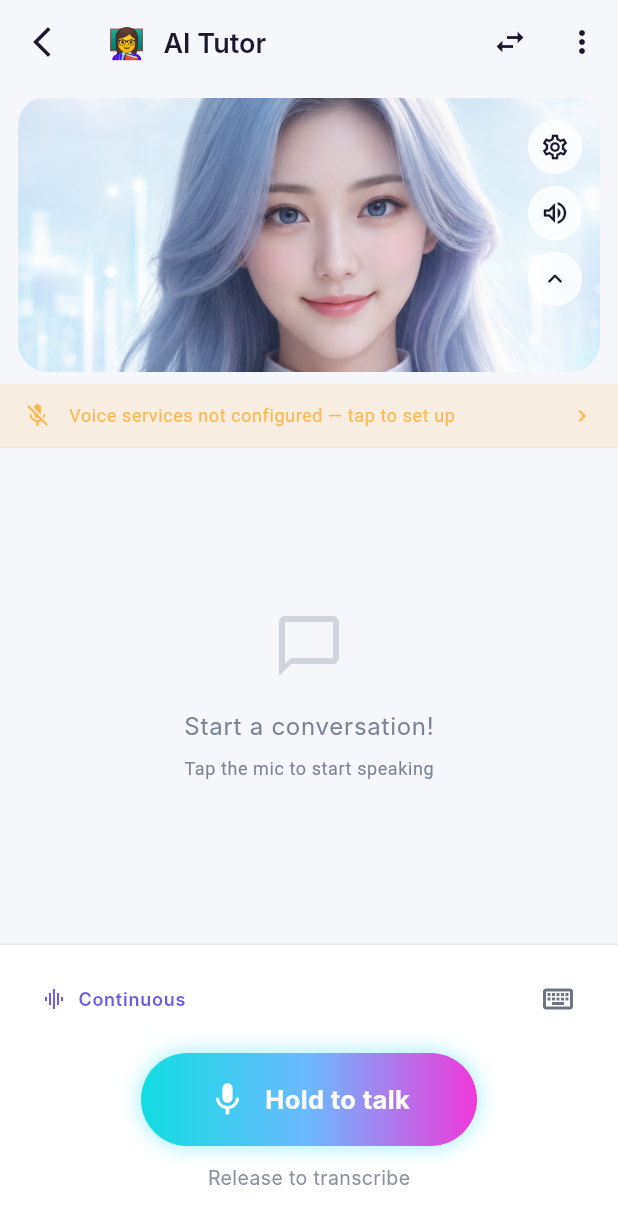
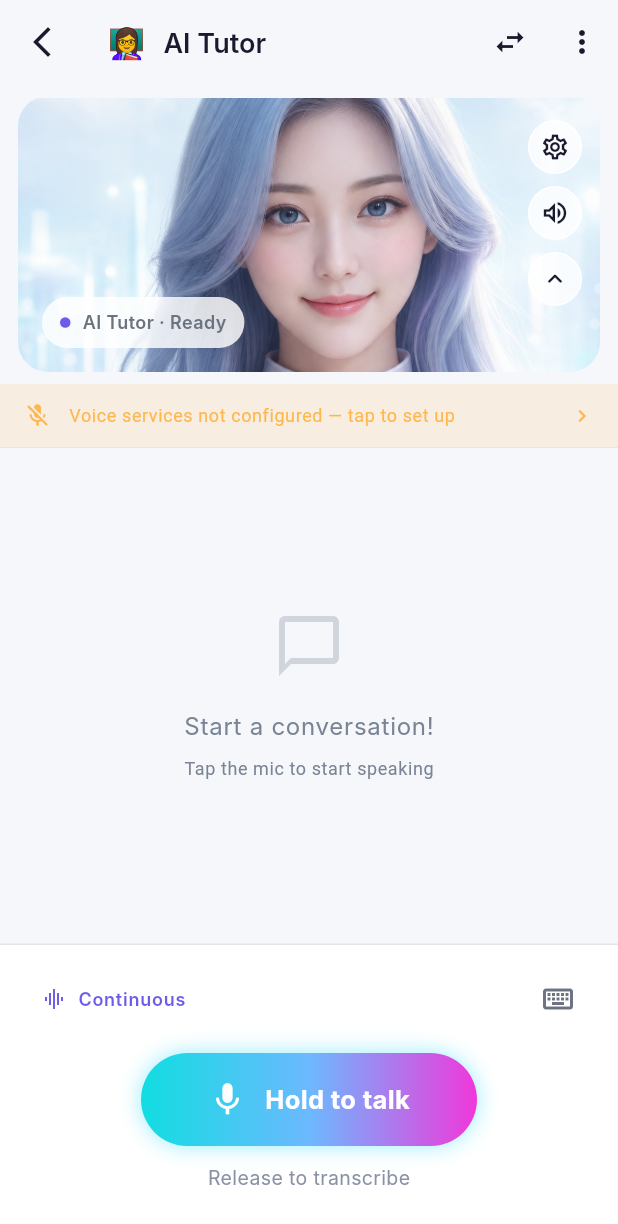
Before and after one commit to zoomc/ai-talk-teacher, a Flutter app: the ChatScreen screen opened directly with empty values, after a tap on "Continuous", on a phone screen of 412 x 824 dp. Shown: the top 1224 px of the screen. Run offline on Flutter 3.47's test engine with Material 3 defaults, Android fonts, the phone set to English and light mode, and no system bars; our stand-ins replace flutter_animate, flutter_riverpod, flutter_secure_storage, go_router, just_audio, shared_preferences and 4 more; missing offline and left inert: dart:html, dart:js_interop, dart:ui_web, record; accounts and stored records are empty; Roboto replaces fonts that are missing (Inter).

Commit message:
feat: unify 2d tutor experience

```diff
--- a/lib/core/services/version_service.dart
+++ b/lib/core/services/version_service.dart
@@ -12,7 +12,7 @@ import 'version_bridge_stub.dart'
     if (dart.library.js_interop) 'version_bridge_web.dart'
     as bridge;
 
-/// Bundled app version (from pubspec.yaml `version: 1.0.4+5`).
+/// Bundled app version (from pubspec.yaml `version: 1.0.5+6`).
 ///
 /// We expose it here as a constant rather than pulling in
 /// `package_info_plus` to keep the dependency surface small. The
@@ -21,7 +21,7 @@ import 'version_bridge_stub.dart'
 /// the client + server always agree).
 const String kAppVersion = String.fromEnvironment(
   'APP_VERSION',
-  defaultValue: '1.0.4+5',
+  defaultValue: '1.0.5+6',
 );
 
 /// State exposed by [VersionService].
--- a/lib/features/chat/presentation/screens/chat_screen.dart
+++ b/lib/features/chat/presentation/screens/chat_screen.dart
@@ -12,7 +12,6 @@ import '../../../../core/services/connectivity_check.dart';
 import '../../../../core/i18n/app_localizations.dart';
 import '../../../../shared/widgets/glass_widgets.dart';
 import '../../../../shared/widgets/virtual_character.dart';
-import '../../../../shared/widgets/virtual_character_3d.dart';
 import '../../../../shared/providers.dart';
 import '../../data/llm_service.dart';
 import '../../data/stt_service.dart';
@@ -269,7 +268,6 @@ class _ChatScreenState extends ConsumerState<ChatScreen> {
                       tutorName: _tutorName,
                       tutorAvatar: _tutorAvatar,
                       speakingText: _speakingText,
-                      audioLevelStream: _ttsPlaybackService.amplitudeStream,
                       panelWidth: Responsive.sidePanelWidth(context),
                     ),
                     const VerticalDivider(
@@ -289,7 +287,6 @@ class _ChatScreenState extends ConsumerState<ChatScreen> {
                       tutorName: _tutorName,
                       tutorAvatar: _tutorAvatar,
                       speakingText: _speakingText,
-                      audioLevelStream: _ttsPlaybackService.amplitudeStream,
                       panelHeight: Responsive.characterPanelHeight(context),
                       compact: true,
                     ),
@@ -1570,7 +1567,7 @@ class _ChatInputBar extends ConsumerStatefulWidget {
   final bool isLoading;
   final bool continuousMode;
   final VoidCallback onSend;
-  final VoidCallback onRecordToggle;
+  final Future<void> Function() onRecordToggle;
   final ValueChanged<bool> onToggleContinuous;
 
   const _ChatInputBar({
@@ -1591,6 +1588,7 @@ class _ChatInputBar extends ConsumerStatefulWidget {
 class _ChatInputBarState extends ConsumerState<_ChatInputBar>
     with SingleTickerProviderStateMixin {
   _InputMode _inputMode = _InputMode.voice;
+  bool _voicePointerDown = false;
 
   // Scale pulse for the big voice-mode mic button while recording.
   late final AnimationController _pulseController;
@@ -1702,10 +1700,9 @@ class _ChatInputBarState extends ConsumerState<_ChatInputBar>
     );
   }
 
-  /// Voice-default mode: one large centered mic button. Tapping starts
-  /// recording; tapping again stops → STT → transcript is filled into the
-  /// (hidden) controller and auto-sent via [_handleRecordToggle] →
-  /// [_handleSend]. The button turns red and pulses while recording.
+  /// Voice-default mode: hold to record and release to transcribe. Keeping a
+  /// local pointer flag closes the async race where a quick release used to
+  /// arrive before the parent rebuilt with `isRecording == true`.
   Widget _buildVoiceInput(AppLocalizations l) {
     final isRecording = widget.isRecording;
     final isLoading = widget.isLoading;
@@ -1726,18 +1723,30 @@ class _ChatInputBarState extends ConsumerState<_ChatInputBar>
                   ? l.t('chat.stop_recording')
                   : l.t('chat.tap_to_record'),
               child: Listener(
-                // WeChat-style voice interaction: recording only exists
-                // while the finger is held down; releasing immediately
-                // stops capture and begins transcription.
                 onPointerDown: isLoading || isRecording
                     ? null
-                    : (_) => widget.onRecordToggle(),
-                onPointerUp: isLoading || !isRecording
+                    : (_) async {
+                        _voicePointerDown = true;
+                        await widget.onRecordToggle();
+                        // The user may have released during microphone
+                        // permission/start-up. Stop immediately once capture
+                        // actually starts, rather than leaving a hot mic.
+                        if (!_voicePointerDown && mounted) {
+                          await widget.onRecordToggle();
+                        }
+                      },
+                onPointerUp: isLoading
                     ? null
-                    : (_) => widget.onRecordToggle(),
-                onPointerCancel: isLoading || !isRecording
+                    : (_) async {
+                        _voicePointerDown = false;
+                        if (widget.isRecording) await widget.onRecordToggle();
+                      },
+                onPointerCancel: isLoading
                     ? null
-                    : (_) => widget.onRecordToggle(),
+                    : (_) async {
+                        _voicePointerDown = false;
+                        if (widget.isRecording) await widget.onRecordToggle();
+                      },
                 child: AnimatedBuilder(
                   animation: _pulseScale,
                   builder: (context, _) {
@@ -1834,7 +1843,7 @@ class _ChatInputBarState extends ConsumerState<_ChatInputBar>
                 : l.t('chat.tap_to_record'),
             child: _RecordButton(
               isRecording: isRecording,
-              onTap: isLoading ? null : widget.onRecordToggle,
+              onTap: isLoading ? null : () => widget.onRecordToggle(),
             ),
           ),
         ),
@@ -2171,10 +2180,6 @@ class _CharacterPanel extends StatelessWidget {
   /// VirtualCharacter for lip-sync. Null when not speaking.
   final String? speakingText;
 
-  /// TTS amplitude stream forwarded to the 3D avatar for audio-driven
-  /// lip-sync (blended onto jawOpen on top of the text viseme).
-  final Stream<double>? audioLevelStream;
-
   /// Wide-layout only: forces a fixed column width.
   final double? panelWidth;
 
@@ -2189,7 +2194,6 @@ class _CharacterPanel extends StatelessWidget {
     required this.tutorName,
     required this.tutorAvatar,
     this.speakingText,
-    this.audioLevelStream,
     this.panelWidth,
     this.panelHeight,
     this.compact = false,
@@ -2214,16 +2218,10 @@ class _CharacterPanel extends StatelessWidget {
 
   @override
   Widget build(BuildContext context) {
-    final size = Responsive.characterSize(context) * (compact ? 0.8 : 1.0);
-
-    final child = VirtualCharacter3D(
+    final child = _TutorLive2DPortrait(
       tutorName: tutorName,
-      tutorAvatar: tutorAvatar,
       state: state,
-      size: size,
-      showLabel: !compact,
       speakingText: speakingText,
-      audioLevelStream: audioLevelStream,
     );
 
     // Live region: screen readers announce state changes (e.g. "Thinking",
@@ -2250,7 +2248,7 @@ class _CharacterPanel extends StatelessWidget {
           child: Stack(
             fit: StackFit.expand,
             children: [
-              const _TutorHeroPortrait(),
+              Positioned.fill(child: labelled),
               Positioned(
                 top: AppSpacing.md,
                 right: AppSpacing.sm,
@@ -2277,7 +2275,10 @@ class _CharacterPanel extends StatelessWidget {
       child: GlassCard(
         glowColor: AppColors.accentPrimary,
         padding: EdgeInsets.zero,
-        child: Center(child: labelled),
+        child: ClipRRect(
+          borderRadius: BorderRadius.circular(AppRadius.xl),
+          child: labelled,
+        ),
       ),
     );
   }
@@ -2299,40 +2300,199 @@ class _StageIcon extends StatelessWidget {
   );
 }
 
-/// High-fidelity tutor artwork used while the production Live2D model is
-/// prepared. The slow vertical movement gives the header a subtle breathing
-/// quality without pretending that a flat fallback is a 3D model.
-class _TutorHeroPortrait extends StatefulWidget {
-  const _TutorHeroPortrait();
-  @override
-  State<_TutorHeroPortrait> createState() => _TutorHeroPortraitState();
+/// Shared 2D tutor stage for phone and desktop.
+///
+/// The artwork stays visually identical across form factors. While TTS is
+/// playing, an animated mouth layer follows the reply's text visemes; this is
+/// deliberately driven by the same `speakingText` that triggers audio, so the
+/// tutor never appears to talk when no voice is playing.
+class _TutorLive2DPortrait extends StatefulWidget {
+  final String tutorName;
+  final CharacterState state;
+  final String? speakingText;
+
+  const _TutorLive2DPortrait({
+    required this.tutorName,
+    required this.state,
+    this.speakingText,
+  });
+
+  @override
+  State<_TutorLive2DPortrait> createState() => _TutorLive2DPortraitState();
 }
 
-class _TutorHeroPortraitState extends State<_TutorHeroPortrait>
+class _TutorLive2DPortraitState extends State<_TutorLive2DPortrait>
     with SingleTickerProviderStateMixin {
   late final AnimationController _controller = AnimationController(
     vsync: this,
     duration: const Duration(milliseconds: 4200),
   )..repeat(reverse: true);
+  Timer? _visemeTimer;
+  int _visemeIndex = 0;
+
+  @override
+  void initState() {
+    super.initState();
+    _syncLipAnimation();
+  }
+
+  @override
+  void didUpdateWidget(covariant _TutorLive2DPortrait oldWidget) {
+    super.didUpdateWidget(oldWidget);
+    if (oldWidget.state != widget.state ||
+        oldWidget.speakingText != widget.speakingText) {
+      _syncLipAnimation();
+    }
+  }
+
+  void _syncLipAnimation() {
+    _visemeTimer?.cancel();
+    _visemeIndex = 0;
+    final text = widget.speakingText;
+    if (widget.state != CharacterState.speaking ||
+        text == null ||
+        text.isEmpty) {
+      if (mounted) setState(() {});
+      return;
+    }
+    _visemeTimer = Timer.periodic(const Duration(milliseconds: 92), (_) {
+      if (!mounted) return;
+      setState(() => _visemeIndex = (_visemeIndex + 1) % text.length);
+    });
+  }
 
   @override
   void dispose() {
     _controller.dispose();
+    _visemeTimer?.cancel();
     super.dispose();
   }
 
   @override
   Widget build(BuildContext context) {
+    final text = widget.speakingText ?? '';
+    final isSpeaking =
+        widget.state == CharacterState.speaking && text.isNotEmpty;
+    final viseme = isSpeaking
+        ? VirtualCharacter.visemeForChar(text, _visemeIndex)
+        : Viseme.closed;
     return AnimatedBuilder(
       animation: _controller,
-      child: Image.asset(
-        'assets/images/tutor-hero-v1.png',
-        fit: BoxFit.cover,
-        alignment: const Alignment(0, -0.22),
-      ),
-      builder: (_, child) => Transform.translate(
-        offset: Offset(0, -3 + _controller.value * 6),
-        child: child,
+      builder: (_, _) => Stack(
+        fit: StackFit.expand,
+        children: [
+          Transform.translate(
+            offset: Offset(0, -3 + _controller.value * 6),
+            child: Transform.scale(
+              scale: isSpeaking ? 1.012 : 1,
+              child: Image.asset(
+                'assets/images/tutor-hero-v1.png',
+                fit: BoxFit.cover,
+                alignment: const Alignment(0, -0.22),
+              ),
+            ),
+          ),
+          if (isSpeaking)
+            Align(
+              alignment: const Alignment(0.10, 0.10),
+              child: _TutorMouthOverlay(viseme: viseme),
+            ),
+          Positioned(
+            left: AppSpacing.md,
+            bottom: AppSpacing.md,
+            child: _TutorStageStatus(
+              name: widget.tutorName,
+              state: widget.state,
+            ),
+          ),
+        ],
+      ),
+    );
+  }
+}
+
+class _TutorStageStatus extends StatelessWidget {
+  final String name;
+  final CharacterState state;
+  const _TutorStageStatus({required this.name, required this.state});
+
+  @override
+  Widget build(BuildContext context) {
+    final l = AppLocalizations.of(context);
+    final (label, color) = switch (state) {
+      CharacterState.idle => (l.t('chat.ready'), AppColors.accentPrimary),
+      CharacterState.listening => (
+        l.t('chat.listening'),
+        AppColors.accentSecondary,
+      ),
+      CharacterState.thinking => (l.t('chat.thinking'), AppColors.warning),
+      CharacterState.speaking => (l.t('chat.speaking'), AppColors.success),
+    };
+    return DecoratedBox(
+      decoration: BoxDecoration(
+        color: Colors.white.withValues(alpha: 0.82),
+        borderRadius: BorderRadius.circular(AppRadius.full),
+      ),
+      child: Padding(
+        padding: const EdgeInsets.symmetric(
+          horizontal: AppSpacing.sm,
+          vertical: AppSpacing.xs,
+        ),
+        child: Row(
+          mainAxisSize: MainAxisSize.min,
+          children: [
+            Container(
+              width: 7,
+              height: 7,
+              decoration: BoxDecoration(color: color, shape: BoxShape.circle),
+            ),
+            const SizedBox(width: AppSpacing.xs),
+            Text(
+              '$name · $label',
+              style: const TextStyle(fontSize: 12, fontWeight: FontWeight.w600),
+            ),
+          ],
+        ),
+      ),
+    );
+  }
+}
+
+class _TutorMouthOverlay extends StatelessWidget {
+  final Viseme viseme;
+  const _TutorMouthOverlay({required this.viseme});
+
+  @override
+  Widget build(BuildContext context) {
+    final rounded = {
+      Viseme.roundedSmall,
+      Viseme.roundedLarge,
+      Viseme.pucker,
+    }.contains(viseme);
+    final wide = {
+      Viseme.wideOpen,
+      Viseme.wide,
+      Viseme.wideFlat,
+      Viseme.smileOpen,
+    }.contains(viseme);
+    final open = {
+      Viseme.mediumOpen,
+      Viseme.wideOpen,
+      Viseme.roundedLarge,
+      Viseme.oval,
+      Viseme.openTeeth,
+    }.contains(viseme);
+    final width = rounded ? 18.0 : (wide ? 36.0 : 28.0);
+    final height = open ? 12.0 : 6.0;
+    return Container(
+      width: width,
+      height: height,
+      decoration: BoxDecoration(
+        color: const Color(0xFF9B3F58).withValues(alpha: open ? 0.75 : 0.5),
+        borderRadius: BorderRadius.circular(AppRadius.full),
+        border: Border.all(
+          color: const Color(0xFFE997AD).withValues(alpha: 0.45),
+        ),
       ),
     );
   }
--- a/pubspec.yaml
+++ b/pubspec.yaml
@@ -1,7 +1,7 @@
 name: speakflow
 description: "AI English Speaking Practice App with Virtual Tutor"
 publish_to: 'none'
-version: 1.0.4+5
+version: 1.0.5+6
 
 environment:
   sdk: ^3.12.2
```
Also changed, not shown: lib/core/i18n/app_localizations.dart (+12 -0 lines), lib/core/router/app_router.dart (+14 -13 lines), lib/core/util/responsive.dart (+4 -3 lines), lib/features/chat/presentation/screens/home_screen.dart (+15 -16 lines), 4 other files.
